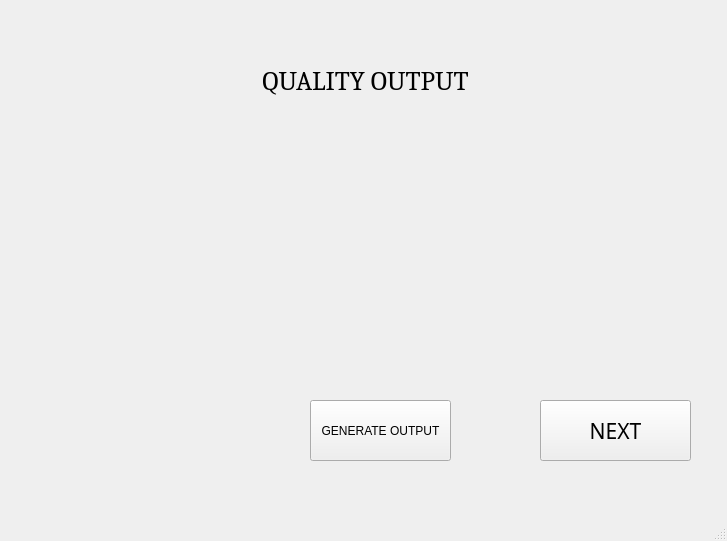
Above: ui_files/quality_output_screen.ui from yorozuya-2003/institutional_benchmarking_model before the change. Below: the same form after it.
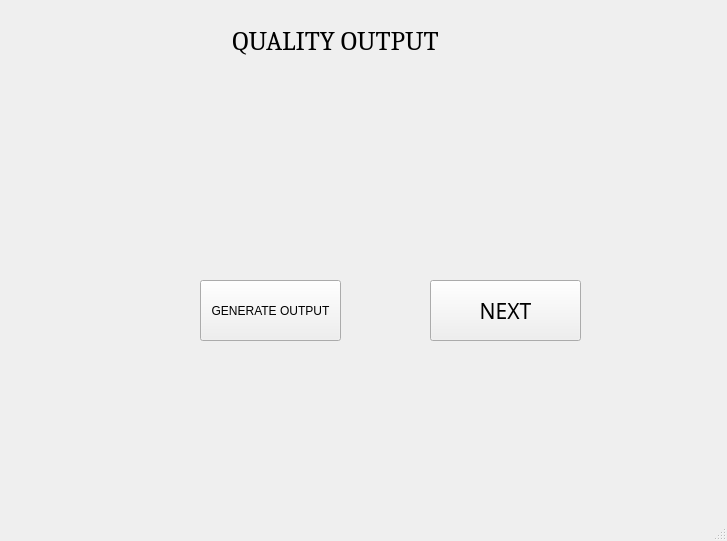
That is the form after the change.

Diff of the .ui file:
```diff
--- a/ui_files/quality_output_screen.ui
+++ b/ui_files/quality_output_screen.ui
@@ -17,8 +17,8 @@
    <widget class="QLabel" name="label_10">
     <property name="geometry">
      <rect>
-      <x>130</x>
-      <y>60</y>
+      <x>100</x>
+      <y>20</y>
       <width>471</width>
       <height>41</height>
      </rect>
@@ -39,8 +39,8 @@
    <widget class="QPushButton" name="nextButton">
     <property name="geometry">
      <rect>
-      <x>540</x>
-      <y>400</y>
+      <x>430</x>
+      <y>280</y>
       <width>151</width>
       <height>61</height>
      </rect>
@@ -58,8 +58,8 @@
    <widget class="QLabel" name="qualityOutputLabel">
     <property name="geometry">
      <rect>
-      <x>10</x>
-      <y>130</y>
+      <x>0</x>
+      <y>60</y>
       <width>711</width>
       <height>191</height>
      </rect>
@@ -80,8 +80,8 @@
    <widget class="QPushButton" name="pushButton">
     <property name="geometry">
      <rect>
-      <x>310</x>
-      <y>400</y>
+      <x>200</x>
+      <y>280</y>
       <width>141</width>
       <height>61</height>
      </rect>
```
Left out of the diff: 2 changed lines with no effect on the pictures.
